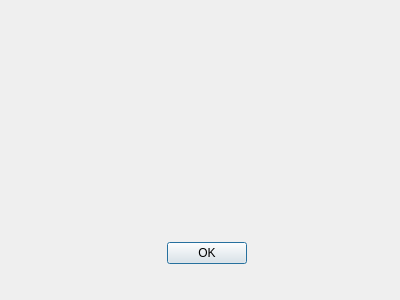
Old version of the form src/editor/dialogs/maskpropertiesdialog.ui in the repository 0xFEEDC0DE64/QtGameMaker.
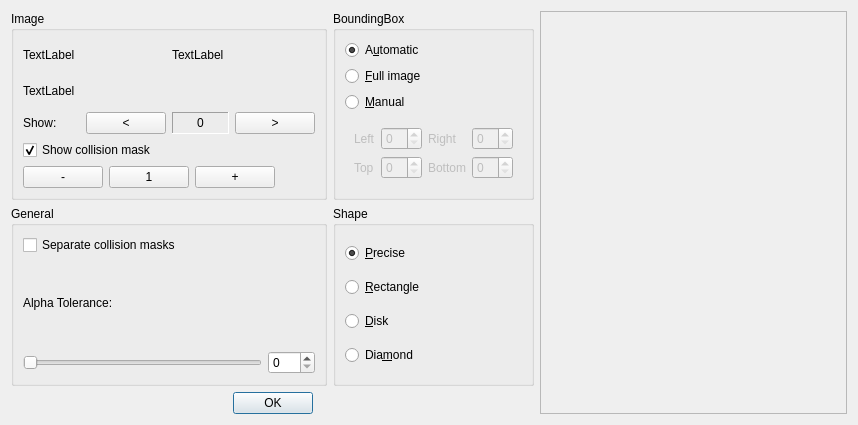
New version of the form.

Commit message: Add widgets to MaskPropertiesDialog

```diff
--- a/src/editor/dialogs/maskpropertiesdialog.ui
+++ b/src/editor/dialogs/maskpropertiesdialog.ui
@@ -6,26 +6,339 @@
    <rect>
     <x>0</x>
     <y>0</y>
-    <width>400</width>
-    <height>300</height>
+    <width>858</width>
+    <height>425</height>
    </rect>
   </property>
   <property name="windowTitle">
    <string>Mask Properties</string>
   </property>
-  <widget class="QDialogButtonBox" name="buttonBox">
-   <property name="geometry">
-    <rect>
-     <x>60</x>
-     <y>240</y>
-     <width>187</width>
-     <height>26</height>
-    </rect>
-   </property>
-   <property name="standardButtons">
-    <set>QDialogButtonBox::StandardButton::Ok</set>
-   </property>
-  </widget>
+  <layout class="QHBoxLayout" name="horizontalLayout">
+   <item>
+    <layout class="QVBoxLayout" name="verticalLayout">
+     <item>
+      <layout class="QGridLayout" name="gridLayout_2">
+       <item row="0" column="0">
+        <widget class="QGroupBox" name="groupBoxImage">
+         <property name="title">
+          <string>Image</string>
+         </property>
+         <layout class="QVBoxLayout" name="verticalLayout_4">
+          <item>
+           <layout class="QHBoxLayout" name="horizontalLayout_2">
+            <item>
+             <widget class="QLabel" name="labelWidth">
+              <property name="text">
+               <string>TextLabel</string>
+              </property>
+             </widget>
+            </item>
+            <item>
+             <widget class="QLabel" name="labelHeight">
+              <property name="text">
+               <string>TextLabel</string>
+              </property>
+             </widget>
+            </item>
+           </layout>
+          </item>
+          <item>
+           <widget class="QLabel" name="labelSubimages">
+            <property name="text">
+             <string>TextLabel</string>
+            </property>
+           </widget>
+          </item>
+          <item>
+           <layout class="QHBoxLayout" name="horizontalLayout_3">
+            <item>
+             <widget class="QLabel" name="labelShow">
+              <property name="text">
+               <string>Show:</string>
+              </property>
+             </widget>
+            </item>
+            <item>
+             <widget class="QPushButton" name="pushButton">
+              <property name="text">
+               <string>&lt;</string>
+              </property>
+             </widget>
+            </item>
+            <item>
+             <widget class="QLabel" name="label_9">
+              <property name="frameShape">
+               <enum>QFrame::Shape::Panel</enum>
+              </property>
+              <property name="frameShadow">
+               <enum>QFrame::Shadow::Sunken</enum>
+              </property>
+              <property name="text">
+               <string notr="true">0</string>
+              </property>
+              <property name="alignment">
+               <set>Qt::AlignmentFlag::AlignCenter</set>
+              </property>
+             </widget>
+            </item>
+            <item>
+             <widget class="QPushButton" name="pushButton_2">
+              <property name="text">
+               <string>&gt;</string>
+              </property>
+             </widget>
+            </item>
+           </layout>
+          </item>
+          <item>
+           <widget class="QCheckBox" name="checkBoxShowCollisionMask">
+            <property name="text">
+             <string>Show collision mask</string>
+            </property>
+            <property name="checked">
+             <bool>true</bool>
+            </property>
+           </widget>
+          </item>
+          <item>
+           <layout class="QHBoxLayout" name="horizontalLayout_4">
+            <item>
+             <widget class="QPushButton" name="pushButtonZoomOut">
+              <property name="text">
+               <string>-</string>
+              </property>
+             </widget>
+            </item>
+            <item>
+             <widget class="QPushButton" name="pushButtonResetZoom">
+              <property name="text">
+               <string>1</string>
+              </property>
+             </widget>
+            </item>
+            <item>
+             <widget class="QPushButton" name="pushButtonZoomIn">
+              <property name="text">
+               <string>+</string>
+              </property>
+             </widget>
+            </item>
+            <item>
+             <spacer name="horizontalSpacer">
+              <property name="orientation">
+               <enum>Qt::Orientation::Horizontal</enum>
+              </property>
+              <property name="sizeHint" stdset="0">
+               <size>
+                <width>40</width>
+                <height>20</height>
+               </size>
+              </property>
+             </spacer>
+            </item>
+           </layout>
+          </item>
+         </layout>
+        </widget>
+       </item>
+       <item row="0" column="1">
+        <widget class="QGroupBox" name="groupBoxBoundingBox">
+         <property name="title">
+          <string>BoundingBox</string>
+         </property>
+         <layout class="QVBoxLayout" name="verticalLayout_2">
+          <item>
+           <widget class="QRadioButton" name="radioButtonAutomatic">
+            <property name="text">
+             <string>A&amp;utomatic</string>
+            </property>
+            <property name="checked">
+             <bool>true</bool>
+            </property>
+           </widget>
+          </item>
+          <item>
+           <widget class="QRadioButton" name="radioButtonFullImage">
+            <property name="text">
+             <string>&amp;Full image</string>
+            </property>
+           </widget>
+          </item>
+          <item>
+           <widget class="QRadioButton" name="radioButtonManual">
+            <property name="text">
+             <string>&amp;Manual</string>
+            </property>
+           </widget>
+          </item>
+          <item>
+           <widget class="QWidget" name="widgetManual" native="true">
+            <property name="enabled">
+             <bool>false</bool>
+            </property>
+            <layout class="QGridLayout" name="gridLayout_3">
+             <item row="0" column="2">
+              <widget class="QLabel" name="labelRight">
+               <property name="text">
+                <string>Right</string>
+               </property>
+              </widget>
+             </item>
+             <item row="0" column="1">
+              <widget class="QSpinBox" name="spinBoxLeft"/>
+             </item>
+             <item row="0" column="0">
+              <widget class="QLabel" name="labelLeft">
+               <property name="text">
+                <string>Left</string>
+               </property>
+              </widget>
+             </item>
+             <item row="0" column="3">
+              <widget class="QSpinBox" name="spinBoxRight"/>
+             </item>
+             <item row="1" column="0">
+              <widget class="QLabel" name="labelTop">
+               <property name="text">
+                <string>Top</string>
+               </property>
+              </widget>
+             </item>
+             <item row="1" column="2">
+              <widget class="QLabel" name="labelBottom">
+               <property name="text">
+                <string>Bottom</string>
+               </property>
+              </widget>
+             </item>
+             <item row="1" column="1">
+              <widget class="QSpinBox" name="spinBoxTop"/>
+             </item>
+             <item row="1" column="3">
+              <widget class="QSpinBox" name="spinBox_4"/>
+             </item>
+            </layout>
+           </widget>
+          </item>
+         </layout>
+        </widget>
+       </item>
+       <item row="1" column="0">
+        <widget class="QGroupBox" name="groupBoxGeneral">
+         <property name="title">
+          <string>General</string>
+         </property>
+         <layout class="QVBoxLayout" name="verticalLayout_5">
+          <item>
+           <widget class="QCheckBox" name="checkBoxSeparateCollisionMasks">
+            <property name="text">
+             <string>Separate collision masks</string>
+            </property>
+           </widget>
+          </item>
+          <item>
+           <widget class="QLabel" name="labelAlphaTolerance">
+            <property name="text">
+             <string>Alpha Tolerance:</string>
+            </property>
+           </widget>
+          </item>
+          <item>
+           <layout class="QHBoxLayout" name="horizontalLayout_5">
+            <item>
+             <widget class="QSlider" name="horizontalSliderAlphaTolerance">
+              <property name="maximum">
+               <number>255</number>
+              </property>
+              <property name="orientation">
+               <enum>Qt::Orientation::Horizontal</enum>
+              </property>
+             </widget>
+            </item>
+            <item>
+             <widget class="QSpinBox" name="spinBoxAlphaTolerance">
+              <property name="maximum">
+               <number>255</number>
+              </property>
+             </widget>
+            </item>
+           </layout>
+          </item>
+         </layout>
+        </widget>
+       </item>
+       <item row="1" column="1">
+        <widget class="QGroupBox" name="groupBoxShape">
+         <property name="title">
+          <string>Shape</string>
+         </property>
+         <layout class="QVBoxLayout" name="verticalLayout_3">
+          <item>
+           <widget class="QRadioButton" name="radioButtonPrecise">
+            <property name="text">
+             <string>&amp;Precise</string>
+            </property>
+            <property name="checked">
+             <bool>true</bool>
+            </property>
+           </widget>
+          </item>
+          <item>
+           <widget class="QRadioButton" name="radioButtonRectangle">
+            <property name="text">
+             <string>&amp;Rectangle</string>
+            </property>
+           </widget>
+          </item>
+          <item>
+           <widget class="QRadioButton" name="radioButtonDisk">
+            <property name="text">
+             <string>&amp;Disk</string>
+            </property>
+           </widget>
+          </item>
+          <item>
+           <widget class="QRadioButton" name="radioButtonDiamond">
+            <property name="text">
+             <string>Dia&amp;mond</string>
+            </property>
+           </widget>
+          </item>
+         </layout>
+        </widget>
+       </item>
+      </layout>
+     </item>
+     <item>
+      <widget class="QDialogButtonBox" name="buttonBox">
+       <property name="standardButtons">
+        <set>QDialogButtonBox::StandardButton::Ok</set>
+       </property>
+       <property name="centerButtons">
+        <bool>true</bool>
+       </property>
+      </widget>
+     </item>
+    </layout>
+   </item>
+   <item>
+    <widget class="QScrollArea" name="scrollArea">
+     <property name="widgetResizable">
+      <bool>true</bool>
+     </property>
+     <widget class="QWidget" name="scrollAreaWidgetContents">
+      <property name="geometry">
+       <rect>
+        <x>0</x>
+        <y>0</y>
+        <width>284</width>
+        <height>405</height>
+       </rect>
+      </property>
+     </widget>
+    </widget>
+   </item>
+  </layout>
  </widget>
  <resources/>
  <connections/>
```
Left out of the diff: 83 changed lines with no effect on the pictures.
